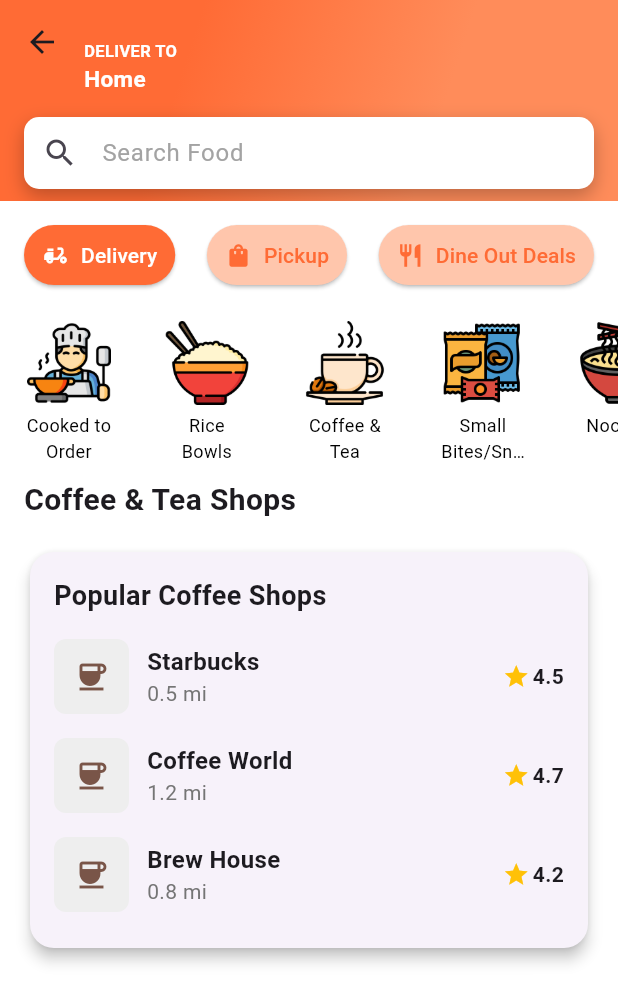
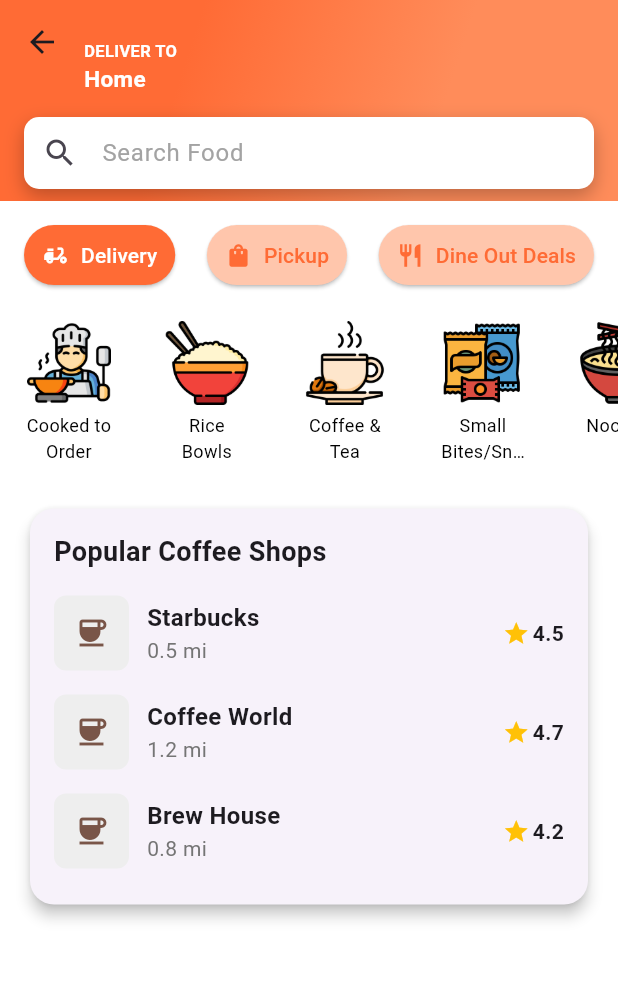
Before and after one commit to Asteriskzkx/aroigo, a Flutter app: the FoodscreenNew screen opened directly, swiped to page 4, on a phone screen of 412 x 824 dp. Shown: the top 1003 px of the screen. Run offline on Flutter 3.47's test engine with Material 3 defaults, Android fonts, the phone set to English and light mode, and no system bars; Roboto replaces fonts that are missing (SF Pro Display).

Commit message:
Food screen update

```diff
--- a/lib/screens/foodscreen_new.dart
+++ b/lib/screens/foodscreen_new.dart
@@ -110,18 +110,18 @@
         crossAxisAlignment: CrossAxisAlignment.start,
         children: [
           // Featured promotions section
-          Padding(
-            padding: const EdgeInsets.symmetric(horizontal: 16, vertical: 8),
-            child: Text(
-              'Featured Promotions',
-              style: TextStyle(
-                fontFamily: 'SF Pro Display',
-                fontSize: 20,
-                fontWeight: FontWeight.bold,
-              ),
-            ),
-          ),
-          const SizedBox(height: 8),
+          // Padding(
+          //   padding: const EdgeInsets.symmetric(horizontal: 16, vertical: 8),
+          //   child: Text(
+          //     'Featured Promotions',
+          //     style: TextStyle(
+          //       fontFamily: 'SF Pro Display',
+          //       fontSize: 20,
+          //       fontWeight: FontWeight.bold,
+          //     ),
+          //   ),
+          // ),
+          // const SizedBox(height: 8),
 
           // Horizontal scrolling promotions
           SingleChildScrollView(
@@ -154,7 +154,19 @@
               ],
             ),
           ),
-
+          // Deals section
+          Padding(
+            padding: const EdgeInsets.symmetric(horizontal: 16, vertical: 16),
+            child: Text(
+              'Today\'s Best Deals',
+              style: TextStyle(
+                fontFamily: 'SF Pro Display',
+                fontSize: 20,
+                fontWeight: FontWeight.bold,
+              ),
+            ),
+          ),
+          _buildSafeWidget(() => Promorestaurantcard()),
           // Popular restaurants section
           Padding(
             padding: const EdgeInsets.symmetric(horizontal: 16, vertical: 16),
@@ -168,20 +180,6 @@
             ),
           ),
           _buildSafeWidget(() => RestaurantcardCol()),
-
-          // Deals section
-          Padding(
-            padding: const EdgeInsets.symmetric(horizontal: 16, vertical: 16),
-            child: Text(
-              'Today\'s Best Deals',
-              style: TextStyle(
-                fontFamily: 'SF Pro Display',
-                fontSize: 20,
-                fontWeight: FontWeight.bold,
-              ),
-            ),
-          ),
-          _buildSafeWidget(() => Promorestaurantcard()),
         ],
       ),
     );
@@ -220,37 +218,6 @@
             children: [
               _buildCategoryHeader('$categoryName Restaurants'),
               const SizedBox(height: 16),
-              SingleChildScrollView(
-                scrollDirection: Axis.horizontal,
-                child: Row(
-                  children: [
-                    Padding(
-                      padding: const EdgeInsets.only(left: 16, right: 16),
-                      child: _buildSafeWidget(
-                        () => Bigroundedcard(
-                          title: 'Hot Deals 22 - 31 Mar',
-                          subtitle: 'Fresh from kitchen to you',
-                          imagePath:
-                              'assets/images/Pad-Kra-Pao-Thai-Basil-Minced-Pork.jpg',
-                          onPressed: () {},
-                        ),
-                      ),
-                    ),
-                    Padding(
-                      padding: const EdgeInsets.only(right: 16),
-                      child: _buildSafeWidget(
-                        () => Bigroundedcard(
-                          title: 'Best Value Deals!',
-                          subtitle: 'Fresh from kitchen to you',
-                          imagePath: 'assets/images/Khao khluk kapi.jpg',
-                          onPressed: () {},
-                        ),
-                      ),
-                    ),
-                  ],
-                ),
-              ),
-              const SizedBox(height: 16),
               _buildSafeWidget(() => RestaurantcardCol()),
             ],
           );
@@ -261,27 +228,8 @@
             crossAxisAlignment: CrossAxisAlignment.start,
             children: [
               _buildCategoryHeader('$categoryName Specials'),
-              const SizedBox(height: 13),
-              SingleChildScrollView(
-                scrollDirection: Axis.horizontal,
-                child: Row(
-                  children: [
-                    Padding(
-                      padding: const EdgeInsets.symmetric(horizontal: 16),
-                      child: _buildSafeWidget(
-                        () => Bigroundedcard(
-                          title: 'Rice Bowl Deals',
-                          subtitle: 'Special offers this week',
-                          imagePath: 'assets/images/Khao khluk kapi.jpg',
-                          onPressed: () {},
-                        ),
-                      ),
-                    ),
-                  ],
-                ),
-              ),
               const SizedBox(height: 16),
-              _buildSafeWidget(() => Promorestaurantcard()),
+              _buildSafeWidget(() => RestaurantcardCol()),
             ],
           );
           break;
@@ -398,7 +346,9 @@
 
   // Helper method for category headers
   Widget _buildCategoryHeader(String title) {
-    return Padding(
+    return Visibility(
+      visible: false,
+      child: Padding(
         padding: const EdgeInsets.symmetric(horizontal: 16),
         child: Text(
           title,
@@ -406,6 +356,7 @@
             fontFamily: 'SF Pro Display',
             fontSize: 20,
             fontWeight: FontWeight.bold,
+          ),
         ),
       ),
     );
```
Lines whose indentation alone changed are shown as unchanged.
